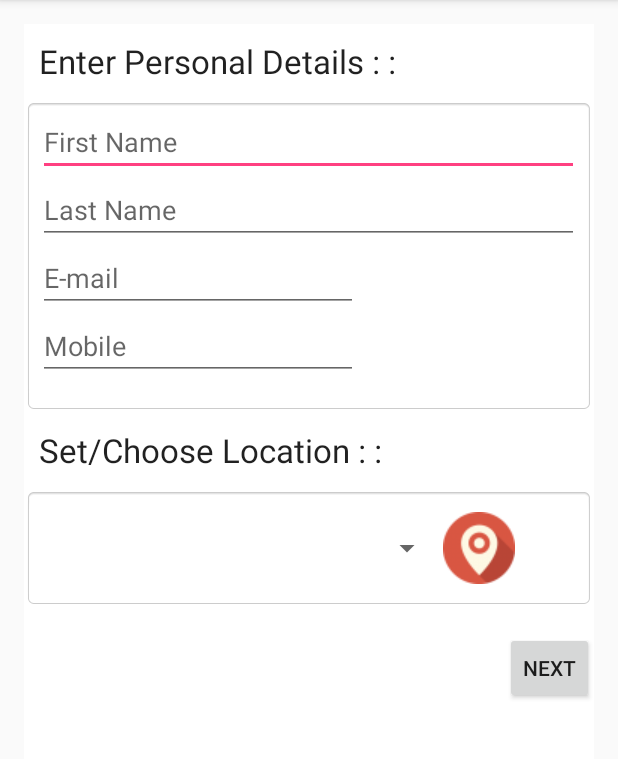
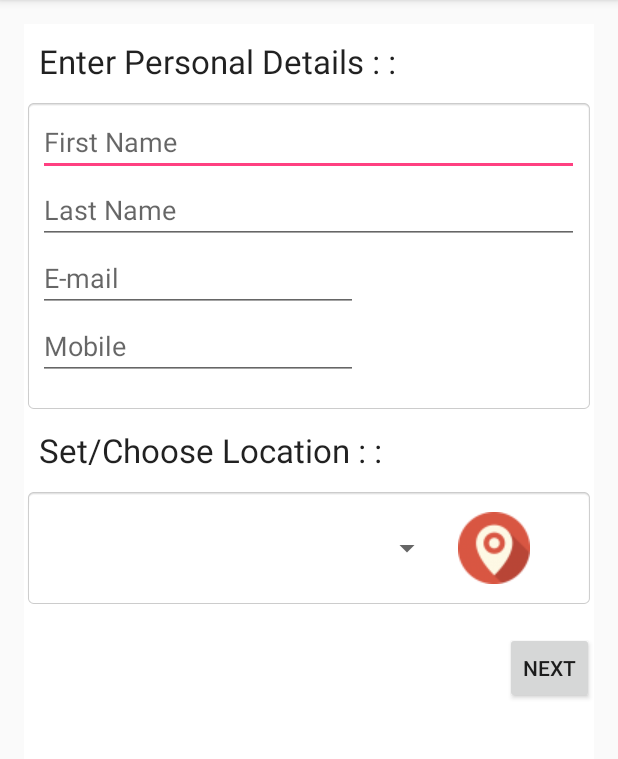
Before and after one commit to anudeepghosh/NeighBuyer, an Android app: the screen it shows after launch (MainActivity), on a phone screen of 412 x 824 dp, the part 84-843 px from its top. Run offline under Robolectric (Android 15) with nearby library versions, the phone set to English and light mode, and no system bars.

Commit message:
changes in content main

```diff
--- a/app/src/main/res/layout/content_main.xml
+++ b/app/src/main/res/layout/content_main.xml
@@ -143,7 +143,8 @@
                             android:paddingRight="10dp"
                             android:paddingLeft="10dp"
                             android:elevation="5dp"
-                            android:prompt="@array/cities"/>
+                            android:prompt="@array/cities"
+                            android:layout_gravity="left|center_vertical" />
 
                         <ImageButton
                             style="?android:attr/buttonStyleSmall"
@@ -152,7 +153,8 @@
                             android:id="@+id/location"
                             android:background="@drawable/roundedbutton"
                             android:src="@drawable/location"
-                            android:layout_gravity="right|center_vertical" />
+                            android:layout_gravity="right|center_vertical"
+                            android:paddingStart="10dp" />
                         <!--Not an error -->
                     </LinearLayout>
 
```
Also changed, not shown: app/src/main/AndroidManifest.xml (+9 -1 lines).
